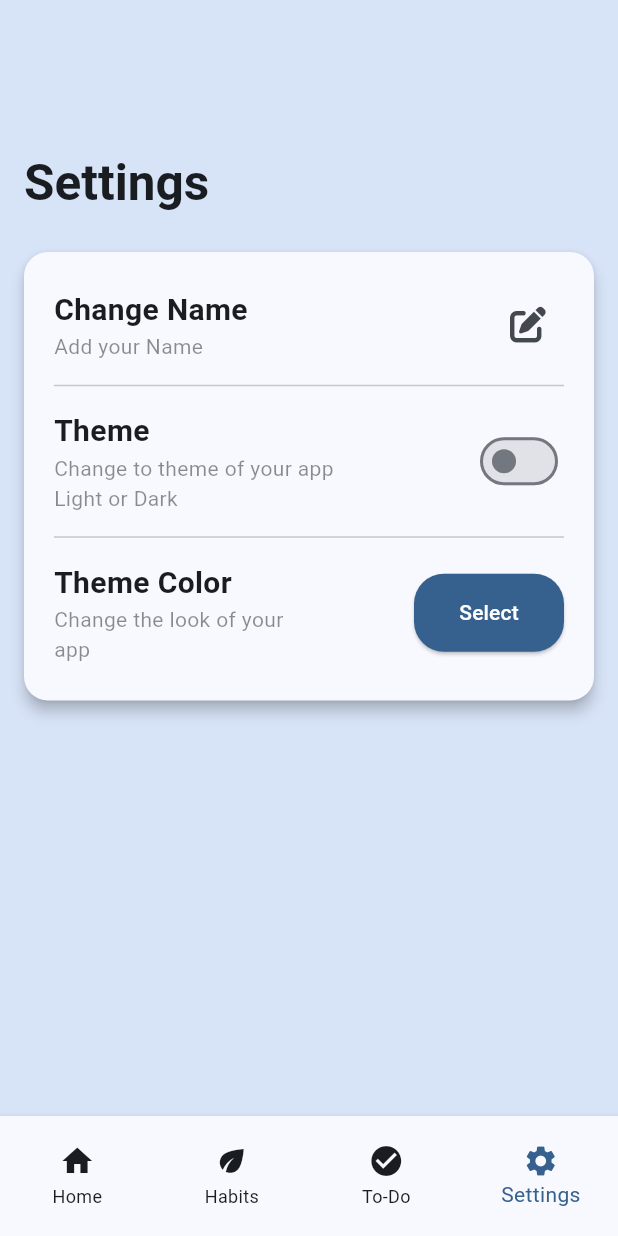
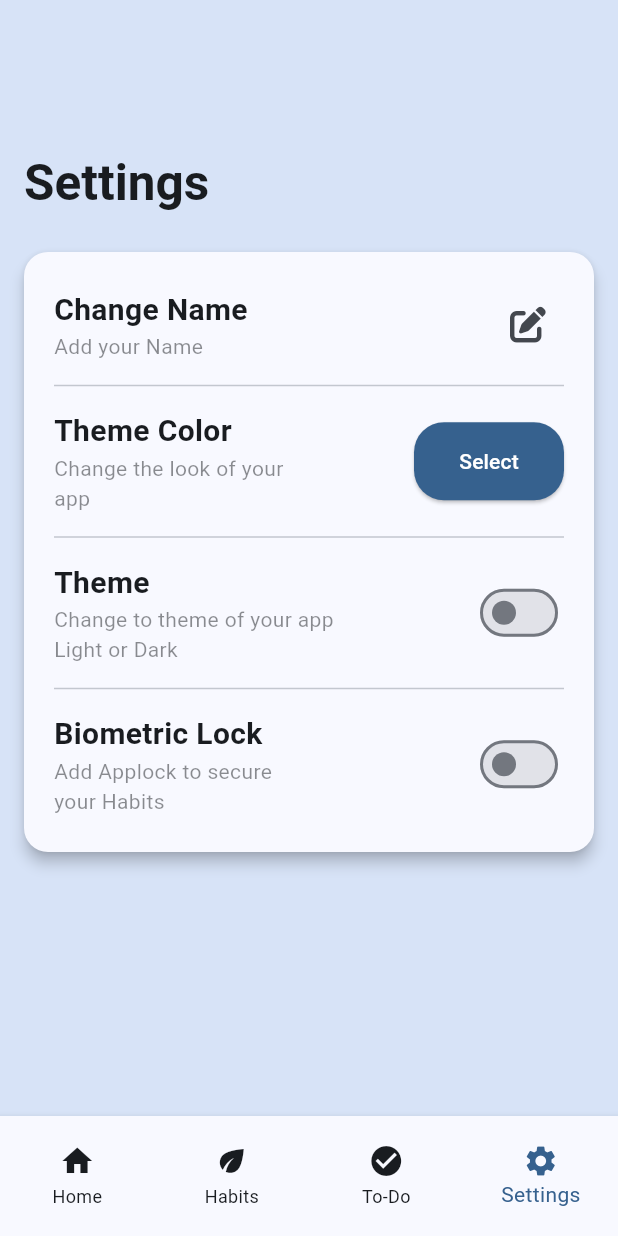
Before and after one commit to sahil-ingle/niyama, a Flutter app: the screen it shows after launch, item 4 of the bottom bar chosen, on a phone screen of 412 x 824 dp. Run offline on Flutter 3.47's test engine with Material 3 defaults, Android fonts, the light colour scheme and no system bars; our stand-ins replace animated_custom_dropdown, flutter_colorpicker, flutter_heatmap_calendar, flutter_local_notifications, flutter_slidable, flutter_toggle_tab and 7 more; missing offline and left inert: android_alarm_manager_plus, day_night_time_picker, time_picker_spinner_pop_up; accounts and stored records are empty.

Commit message:
added app lock

```diff
--- a/lib/main.dart
+++ b/lib/main.dart
@@ -4,6 +4,7 @@ import 'package:hive_flutter/hive_flutter.dart';
 import 'package:niyama/models/habit.dart';
 import 'package:niyama/navigation_page.dart';
 import 'package:niyama/models/boxes.dart';
+import 'package:niyama/pages/auth_page.dart';
 import 'package:niyama/services/noti_service.dart';
 import 'package:niyama/theme/dark_theme.dart';
 import 'package:niyama/theme/light_theme.dart';
@@ -26,24 +27,28 @@ void main() async {
   await Hive.openBox<bool>('isDarkTheme');
   boxToDo = await Hive.openBox<String>('to-do');
   await Hive.openBox<int>('themeColor');
+  await Hive.openBox<bool>('auth');
 
   await AndroidAlarmManager.initialize();
 
   NotiService().initNotification();
-  runApp(const MainApp());
+  runApp(MainApp());
 }
 
 class MainApp extends StatelessWidget {
-  const MainApp({super.key});
+  MainApp({super.key});
+
+  final Box<bool> authBox = Hive.box<bool>('auth');
 
   @override
   Widget build(BuildContext context) {
+    final bool isEnabled = authBox.get('isAuthEnabled', defaultValue: false)!;
     return ChangeNotifierProvider(
       create: (context) => ThemeProvider(),
       builder: (context, _) {
         final themeProvider = Provider.of<ThemeProvider>(context);
         return MaterialApp(
-          home: NavigationPage(),
+          home: isEnabled ? AuthPage() : NavigationPage(),
           themeMode: themeProvider.themeMode,
           theme: lightThemeData,
           darkTheme: darkThemeData,
--- a/lib/pages/settings_page.dart
+++ b/lib/pages/settings_page.dart
@@ -16,6 +16,7 @@ class SettingsPage extends StatefulWidget {
 
 class _SettingsPageState extends State<SettingsPage> {
   Box<String> myProfile = Hive.box<String>('profile');
+  Box<bool> authBox = Hive.box<bool>('auth');
   late Box<int> myThemeColor;
   late Color selectedColor;
 
@@ -150,6 +151,7 @@ class _SettingsPageState extends State<SettingsPage> {
   @override
   Widget build(BuildContext context) {
     final themeProvider = Provider.of<ThemeProvider>(context);
+    bool isAuthEnabled = authBox.get('isAuthEnabled', defaultValue: false)!;
     return CustomScrollView(
       slivers: [
         SliverAppBar(
@@ -221,6 +223,48 @@ class _SettingsPageState extends State<SettingsPage> {
                           crossAxisAlignment: CrossAxisAlignment.start,
                           children: [
                             Text(
+                              "Theme Color",
+                              style: TextStyle(
+                                fontSize: 20,
+                                fontWeight: FontWeight.bold,
+                                color: Theme.of(context).colorScheme.onSurface,
+                              ),
+                            ),
+                            Text(
+                              "Change the look of your \napp ",
+                              style: TextStyle(
+                                fontSize: 14,
+                                color: Theme.of(
+                                  context,
+                                ).colorScheme.onSurface.withValues(alpha: 0.5),
+                              ),
+                            ),
+                          ],
+                        ),
+                        Spacer(),
+                        MyElevatedBtn(
+                          text: "Select",
+                          onTap: changeSeedColor,
+                          fixedSize: Size(100, 52),
+                        ),
+                      ],
+                    ),
+                  ),
+
+                  SizedBox(height: 8),
+
+                  Divider(indent: 20, endIndent: 20),
+
+                  SizedBox(height: 8),
+
+                  Padding(
+                    padding: const EdgeInsets.symmetric(horizontal: 20.0),
+                    child: Row(
+                      children: [
+                        Column(
+                          crossAxisAlignment: CrossAxisAlignment.start,
+                          children: [
+                            Text(
                               "Theme",
                               style: TextStyle(
                                 fontSize: 20,
@@ -253,6 +297,7 @@ class _SettingsPageState extends State<SettingsPage> {
                       ],
                     ),
                   ),
+
                   SizedBox(height: 8),
 
                   Divider(indent: 20, endIndent: 20),
@@ -267,7 +312,7 @@ class _SettingsPageState extends State<SettingsPage> {
                           crossAxisAlignment: CrossAxisAlignment.start,
                           children: [
                             Text(
-                              "Theme Color",
+                              "Biometric Lock",
                               style: TextStyle(
                                 fontSize: 20,
                                 fontWeight: FontWeight.bold,
@@ -275,7 +320,7 @@ class _SettingsPageState extends State<SettingsPage> {
                               ),
                             ),
                             Text(
-                              "Change the look of your \napp ",
+                              "Add Applock to secure \nyour Habits",
                               style: TextStyle(
                                 fontSize: 14,
                                 color: Theme.of(
@@ -286,10 +331,14 @@ class _SettingsPageState extends State<SettingsPage> {
                           ],
                         ),
                         Spacer(),
-                        MyElevatedBtn(
-                          text: "Select",
-                          onTap: changeSeedColor,
-                          fixedSize: Size(100, 52),
+                        Switch(
+                          value: isAuthEnabled,
+                          onChanged: (value) {
+                            setState(() {
+                              isAuthEnabled = value;
+                              authBox.put('isAuthEnabled', value);
+                            });
+                          },
                         ),
                       ],
                     ),
--- a/pubspec.yaml
+++ b/pubspec.yaml
@@ -22,6 +22,7 @@ dependencies:
   hive_flutter: ^1.1.0
   icons_plus: ^5.0.0
   intl: ^0.19.0
+  local_auth: ^2.3.0
   percent_indicator: ^4.2.5
   provider: ^6.1.5+1
   table_calendar: ^3.1.3
```
Also changed, not shown: lib/pages/auth_page.dart (added, +97 -0 lines), lib/pages/habit_analysis_page.dart (+31 -8 lines), pubspec.lock, 6 other files.
